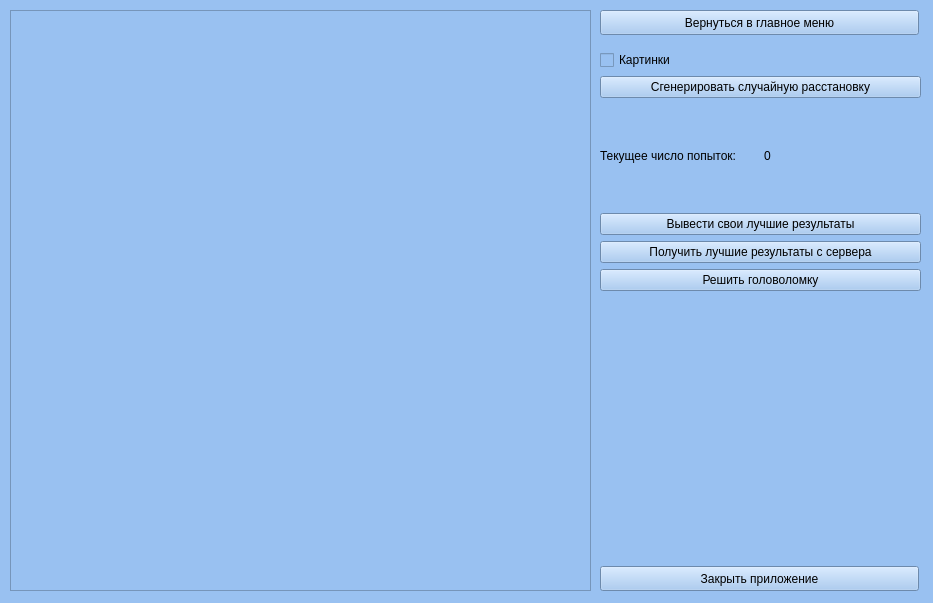
Qt form 15-puzzle/puzzle15.ui (4rt3mio/Kursovaya) before a commit.
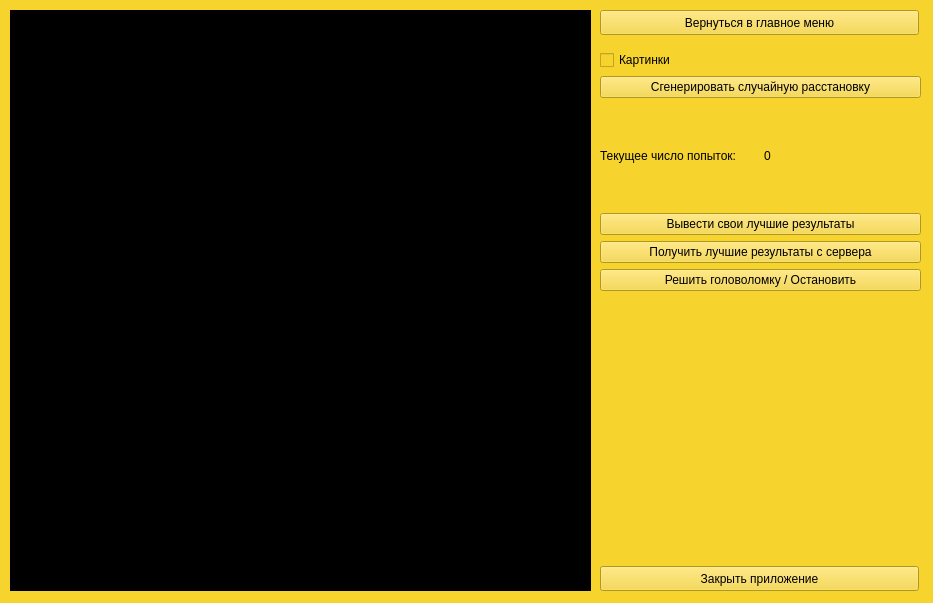
The same form after that commit. Icons and pictures are not drawn.

Patch:
```diff
--- a/15-puzzle/puzzle15.ui
+++ b/15-puzzle/puzzle15.ui
@@ -14,7 +14,7 @@
    <string>Form</string>
   </property>
   <property name="styleSheet">
-   <string notr="true">background-color: rgb(153, 193, 241);</string>
+   <string notr="true">background-color: rgb(246, 211, 45);</string>
   </property>
   <widget class="QGraphicsView" name="graphicsView">
    <property name="geometry">
@@ -25,6 +25,9 @@
      <height>581</height>
     </rect>
    </property>
+   <property name="styleSheet">
+    <string notr="true">background-color: rgb(0, 0, 0);</string>
+   </property>
   </widget>
   <widget class="QWidget" name="layoutWidget">
    <property name="geometry">
@@ -38,6 +41,10 @@
    <layout class="QVBoxLayout" name="verticalLayout">
     <item>
      <widget class="QCheckBox" name="cbx_picture">
+      <property name="styleSheet">
+       <string notr="true">color: rgb(0, 0, 0);
+background-color: rgb(246, 211, 45);</string>
+      </property>
       <property name="text">
        <string>Картинки</string>
       </property>
@@ -51,6 +58,10 @@
       <property name="autoFillBackground">
        <bool>false</bool>
       </property>
+      <property name="styleSheet">
+       <string notr="true">color: rgb(0, 0, 0);
+background-color: rgb(246, 211, 45);</string>
+      </property>
       <property name="text">
        <string>Сгенерировать случайную расстановку</string>
       </property>
@@ -63,6 +74,10 @@
      <layout class="QHBoxLayout" name="horizontalLayout">
       <item>
        <widget class="QLabel" name="lbl_info_attempts">
+        <property name="styleSheet">
+         <string notr="true">color: rgb(0, 0, 0);
+background-color: rgb(246, 211, 45);</string>
+        </property>
         <property name="text">
          <string>Текущее число попыток: </string>
         </property>
@@ -70,6 +85,10 @@
       </item>
       <item>
        <widget class="QLabel" name="lbl_count_attempts">
+        <property name="styleSheet">
+         <string notr="true">color: rgb(0, 0, 0);
+background-color: rgb(246, 211, 45);</string>
+        </property>
         <property name="text">
          <string>0</string>
         </property>
@@ -79,6 +98,10 @@
     </item>
     <item>
      <widget class="QPushButton" name="bnt_get_my_result">
+      <property name="styleSheet">
+       <string notr="true">color: rgb(0, 0, 0);
+background-color: rgb(246, 211, 45);</string>
+      </property>
       <property name="text">
        <string>Вывести свои лучшие результаты</string>
       </property>
@@ -89,6 +112,10 @@
     </item>
     <item>
      <widget class="QPushButton" name="bnt_servr_result">
+      <property name="styleSheet">
+       <string notr="true">color: rgb(0, 0, 0);
+background-color: rgb(246, 211, 45);</string>
+      </property>
       <property name="text">
        <string>Получить лучшие результаты с сервера</string>
       </property>
@@ -99,8 +126,12 @@
     </item>
     <item>
      <widget class="QPushButton" name="bnt_solve">
+      <property name="styleSheet">
+       <string notr="true">color: rgb(0, 0, 0);
+background-color: rgb(246, 211, 45);</string>
+      </property>
       <property name="text">
-       <string>Решить головоломку</string>
+       <string>Решить головоломку / Остановить</string>
       </property>
       <property name="icon">
        <iconset theme="media-playback-start"/>
@@ -118,6 +149,10 @@
      <height>25</height>
     </rect>
    </property>
+   <property name="styleSheet">
+    <string notr="true">color: rgb(0, 0, 0);
+background-color: rgb(246, 211, 45);</string>
+   </property>
    <property name="text">
     <string>Вернуться в главное меню</string>
    </property>
@@ -134,6 +169,10 @@
      <height>25</height>
     </rect>
    </property>
+   <property name="styleSheet">
+    <string notr="true">color: rgb(0, 0, 0);
+background-color: rgb(246, 211, 45);</string>
+   </property>
    <property name="text">
     <string>Закрыть приложение</string>
    </property>
@@ -141,6 +180,19 @@
     <iconset theme="application-exit"/>
    </property>
   </widget>
+  <widget class="QLabel" name="lbl_pixmap">
+   <property name="geometry">
+    <rect>
+     <x>630</x>
+     <y>300</y>
+     <width>251</width>
+     <height>251</height>
+    </rect>
+   </property>
+   <property name="text">
+    <string/>
+   </property>
+  </widget>
  </widget>
  <resources/>
  <connections/>
```
